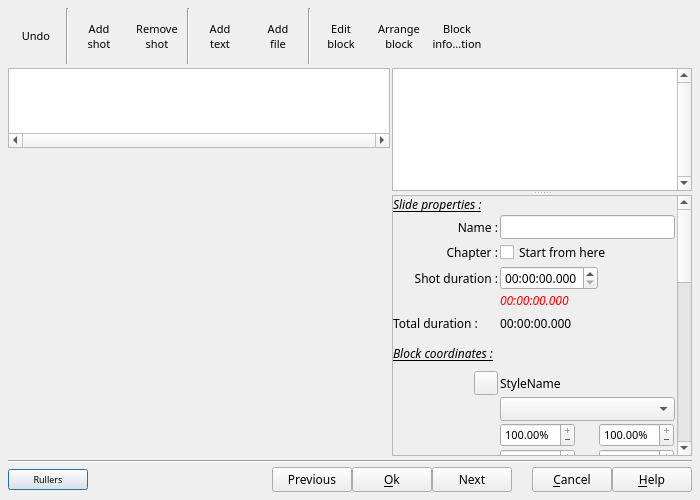
First picture: the form in src/ffDiaporama/DlgSlide/DlgSlideProperties.ui, repository boenki/ffdiaporama, before the edit.
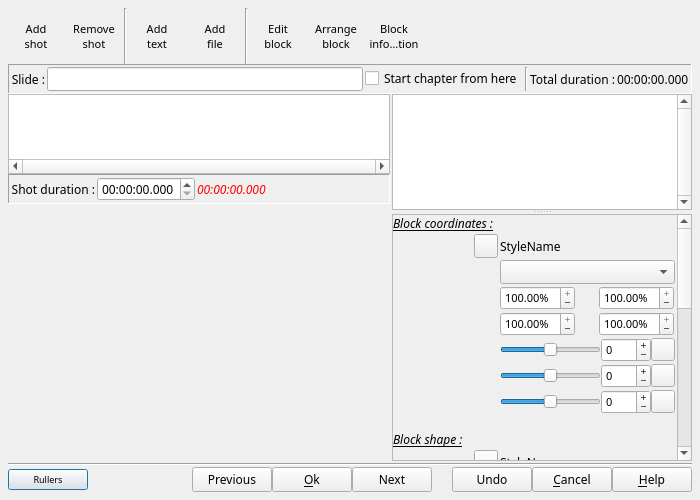
Second picture: the form after the edit. Icons and pictures are not drawn. Custom widgets are drawn as their Qt base class.

Commit message: French version / Correction de bug : -Fixe le plantage quand on fait un click droit dans la table des blocs de la boite diapositive et que celle ci est vide -Fixe le plantage quand on fait un double click sur la timeline dans la fenetre principale et que le projet est vide -Rend de nouveau actif le bouton des styles pour les fonds de bloc de texte dans la boite texte -Met à jours l'affichage de la durée ajoutée quand on sort de la boite d'édition vidéo dans la boite slide -Corrige la valeur maximum pour la durée de la vidéo pour le champ position de fin dans la boite vidéo

The edit to the form file:
```diff
--- a/src/ffDiaporama/DlgSlide/DlgSlideProperties.ui
+++ b/src/ffDiaporama/DlgSlide/DlgSlideProperties.ui
@@ -30,7 +30,7 @@
   </property>
   <layout class="QVBoxLayout" name="verticalLayout_4">
    <property name="spacing">
-    <number>4</number>
+    <number>0</number>
    </property>
    <property name="margin">
     <number>8</number>
@@ -86,57 +86,6 @@
       <property name="margin">
        <number>0</number>
       </property>
-      <item>
-       <widget class="QToolButton" name="UndoBT">
-        <property name="minimumSize">
-         <size>
-          <width>56</width>
-          <height>56</height>
-         </size>
-        </property>
-        <property name="maximumSize">
-         <size>
-          <width>56</width>
-          <height>56</height>
-         </size>
-        </property>
-        <property name="font">
-         <font>
-          <family>Sans Serif</family>
-          <pointsize>8</pointsize>
-         </font>
-        </property>
-        <property name="toolTip">
-         <string>Undo last action (CTRL+Z)</string>
-        </property>
-        <property name="text">
-         <string>Undo</string>
-        </property>
-        <property name="icon">
-         <iconset resource="../../../RSCffDiaporama.qrc">
-          <normaloff>:/img/undo24.png</normaloff>:/img/undo24.png</iconset>
-        </property>
-        <property name="iconSize">
-         <size>
-          <width>24</width>
-          <height>24</height>
-         </size>
-        </property>
-        <property name="shortcut">
-         <string>Ctrl+Z</string>
-        </property>
-        <property name="toolButtonStyle">
-         <enum>Qt::ToolButtonTextUnderIcon</enum>
-        </property>
-       </widget>
-      </item>
-      <item>
-       <widget class="Line" name="line_2">
-        <property name="orientation">
-         <enum>Qt::Vertical</enum>
-        </property>
-       </widget>
-      </item>
       <item>
        <widget class="QToolButton" name="AddShot">
         <property name="sizePolicy">
@@ -479,6 +428,123 @@
      </layout>
     </widget>
    </item>
+   <item>
+    <widget class="QFrame" name="SlideLayout">
+     <property name="frameShape">
+      <enum>QFrame::Panel</enum>
+     </property>
+     <property name="frameShadow">
+      <enum>QFrame::Sunken</enum>
+     </property>
+     <layout class="QHBoxLayout" name="horizontalLayout_12">
+      <property name="spacing">
+       <number>2</number>
+      </property>
+      <property name="margin">
+       <number>2</number>
+      </property>
+      <item>
+       <widget class="QLabel" name="label_28">
+        <property name="sizePolicy">
+         <sizepolicy hsizetype="Preferred" vsizetype="Fixed">
+          <horstretch>0</horstretch>
+          <verstretch>0</verstretch>
+         </sizepolicy>
+        </property>
+        <property name="minimumSize">
+         <size>
+          <width>0</width>
+          <height>24</height>
+         </size>
+        </property>
+        <property name="maximumSize">
+         <size>
+          <width>16777215</width>
+          <height>24</height>
+         </size>
+        </property>
+        <property name="font">
+         <font>
+          <family>Sans Serif</family>
+          <pointsize>9</pointsize>
+         </font>
+        </property>
+        <property name="text">
+         <string>Slide :</string>
+        </property>
+        <property name="alignment">
+         <set>Qt::AlignRight|Qt::AlignTrailing|Qt::AlignVCenter</set>
+        </property>
+       </widget>
+      </item>
+      <item>
+       <widget class="QLineEdit" name="SlideNameED">
+        <property name="minimumSize">
+         <size>
+          <width>0</width>
+          <height>24</height>
+         </size>
+        </property>
+        <property name="maximumSize">
+         <size>
+          <width>16777215</width>
+          <height>24</height>
+         </size>
+        </property>
+        <property name="font">
+         <font>
+          <family>Sans Serif</family>
+          <pointsize>9</pointsize>
+         </font>
+        </property>
+        <property name="toolTip">
+         <string>Indicate a name for the slide. It is this name which will appear on the thumbnail in the main window timeline.</string>
+        </property>
+       </widget>
+      </item>
+      <item>
+       <widget class="QCheckBox" name="NewChapterCB">
+        <property name="toolTip">
+         <string>Start a new chapter from this slide</string>
+        </property>
+        <property name="text">
+         <string>Start chapter from here</string>
+        </property>
+       </widget>
+      </item>
+      <item>
+       <widget class="Line" name="line_2">
+        <property name="orientation">
+         <enum>Qt::Vertical</enum>
+        </property>
+       </widget>
+      </item>
+      <item>
+       <widget class="QLabel" name="label_29">
+        <property name="minimumSize">
+         <size>
+          <width>0</width>
+          <height>24</height>
+         </size>
+        </property>
+        <property name="text">
+         <string>Total duration :</string>
+        </property>
+        <property name="alignment">
+         <set>Qt::AlignRight|Qt::AlignTrailing|Qt::AlignVCenter</set>
+        </property>
+       </widget>
+      </item>
+      <item>
+       <widget class="QLabel" name="SlideDurationLabel">
+        <property name="text">
+         <string notr="true">00:00:00.000</string>
+        </property>
+       </widget>
+      </item>
+     </layout>
+    </widget>
+   </item>
    <item>
     <layout class="QHBoxLayout" name="horizontalLayout_2">
      <property name="spacing">
@@ -490,7 +556,7 @@
      <item>
       <layout class="QVBoxLayout" name="LeftLayout">
        <property name="spacing">
-        <number>2</number>
+        <number>0</number>
        </property>
        <property name="margin">
         <number>0</number>
@@ -573,6 +639,109 @@
          </row>
         </widget>
        </item>
+       <item>
+        <widget class="QFrame" name="FrameShot">
+         <property name="frameShape">
+          <enum>QFrame::Panel</enum>
+         </property>
+         <property name="frameShadow">
+          <enum>QFrame::Sunken</enum>
+         </property>
+         <layout class="QHBoxLayout" name="horizontalLayout_17">
+          <property name="spacing">
+           <number>2</number>
+          </property>
+          <property name="margin">
+           <number>2</number>
+          </property>
+          <item>
+           <widget class="QLabel" name="label_15">
+            <property name="text">
+             <string>Shot duration :</string>
+            </property>
+            <property name="alignment">
+             <set>Qt::AlignRight|Qt::AlignTrailing|Qt::AlignVCenter</set>
+            </property>
+           </widget>
+          </item>
+          <item>
+           <widget class="QTimeEdit" name="ShotDurationED">
+            <property name="minimumSize">
+             <size>
+              <width>0</width>
+              <height>24</height>
+             </size>
+            </property>
+            <property name="maximumSize">
+             <size>
+              <width>16777215</width>
+              <height>24</height>
+             </size>
+            </property>
+            <property name="font">
+             <font>
+              <pointsize>9</pointsize>
+             </font>
+            </property>
+            <property name="toolTip">
+             <string>Indicate the duration for the current selected shot.</string>
+            </property>
+            <property name="maximumDateTime">
+             <datetime>
+              <hour>11</hour>
+              <minute>59</minute>
+              <second>59</second>
+              <year>2000</year>
+              <month>1</month>
+              <day>1</day>
+             </datetime>
+            </property>
+            <property name="maximumTime">
+             <time>
+              <hour>11</hour>
+              <minute>59</minute>
+              <second>59</second>
+             </time>
+            </property>
+            <property name="currentSection">
+             <enum>QDateTimeEdit::HourSection</enum>
+            </property>
+            <property name="displayFormat">
+             <string>HH:mm:ss.zzz</string>
+            </property>
+           </widget>
+          </item>
+          <item>
+           <widget class="QLabel" name="MinShotDurationLabel">
+            <property name="sizePolicy">
+             <sizepolicy hsizetype="Expanding" vsizetype="Preferred">
+              <horstretch>0</horstretch>
+              <verstretch>0</verstretch>
+             </sizepolicy>
+            </property>
+            <property name="font">
+             <font>
+              <family>Sans Serif</family>
+              <pointsize>9</pointsize>
+              <weight>50</weight>
+              <italic>true</italic>
+              <bold>false</bold>
+             </font>
+            </property>
+            <property name="styleSheet">
+             <string notr="true">QLabel {
+    color:rgb(255, 0, 0);
+	font: italic 9pt &quot;Sans Serif&quot;;
+}</string>
+            </property>
+            <property name="text">
+             <string notr="true">00:00:00.000</string>
+            </property>
+           </widget>
+          </item>
+         </layout>
+        </widget>
+       </item>
        <item>
         <widget class="cInteractiveZone" name="InteractiveZone" native="true">
          <property name="sizePolicy">
@@ -740,7 +909,7 @@
               <x>0</x>
               <y>0</y>
               <width>282</width>
-              <height>845</height>
+              <height>693</height>
              </rect>
             </property>
             <property name="sizePolicy">
@@ -765,20 +934,7 @@
              <property name="spacing">
               <number>2</number>
              </property>
-             <item row="2" column="0" colspan="2">
-              <widget class="QLabel" name="label_8">
-               <property name="font">
-                <font>
-                 <italic>true</italic>
-                 <underline>true</underline>
-                </font>
-               </property>
-               <property name="text">
-                <string>Slide properties :</string>
-               </property>
-              </widget>
-             </item>
-             <item row="12" column="0">
+             <item row="9" column="0">
               <layout class="QHBoxLayout" name="horizontalLayout_4">
                <property name="spacing">
                 <number>0</number>
@@ -827,7 +983,7 @@
                </item>
               </layout>
              </item>
-             <item row="12" column="1">
+             <item row="9" column="1">
               <widget class="QLabel" name="CoordinateStyleED">
                <property name="sizePolicy">
                 <sizepolicy hsizetype="Fixed" vsizetype="Fixed">
@@ -852,7 +1008,7 @@
                </property>
               </widget>
              </item>
-             <item row="13" column="0">
+             <item row="10" column="0">
               <widget class="QLabel" name="FramingStyleLabel">
                <property name="sizePolicy">
                 <sizepolicy hsizetype="Preferred" vsizetype="Fixed">
@@ -883,7 +1039,7 @@
                </property>
               </widget>
              </item>
-             <item row="13" column="1">
+             <item row="10" column="1">
               <widget class="QComboBox" name="FramingStyleCB">
                <property name="minimumSize">
                 <size>
@@ -899,7 +1055,7 @@
                </property>
               </widget>
              </item>
-             <item row="14" column="0">
+             <item row="11" column="0">
               <widget class="QLabel" name="PosSize_X">
                <property name="sizePolicy">
                 <sizepolicy hsizetype="Preferred" vsizetype="Fixed">
@@ -930,7 +1086,7 @@
                </property>
               </widget>
              </item>
-             <item row="14" column="1">
+             <item row="11" column="1">
               <layout class="QHBoxLayout" name="horizontalLayout_16">
                <property name="spacing">
                 <number>0</number>
@@ -1052,7 +1208,7 @@
                </item>
               </layout>
              </item>
-             <item row="15" column="0">
+             <item row="12" column="0">
               <widget class="QLabel" name="PosSize_Width">
                <property name="sizePolicy">
                 <sizepolicy hsizetype="Preferred" vsizetype="Fixed">
@@ -1083,7 +1239,7 @@
                </property>
               </widget>
              </item>
-             <item row="15" column="1">
+             <item row="12" column="1">
               <layout class="QHBoxLayout" name="horizontalLayout">
                <property name="spacing">
                 <number>0</number>
@@ -1208,7 +1364,7 @@
                </item>
               </layout>
              </item>
-             <item row="16" column="0">
+             <item row="13" column="0">
               <widget class="QLabel" name="Rotate_X">
                <property name="sizePolicy">
                 <sizepolicy hsizetype="Preferred" vsizetype="Fixed">
@@ -1239,7 +1395,7 @@
                </property>
               </widget>
              </item>
-             <item row="16" column="1">
+             <item row="13" column="1">
               <layout class="QHBoxLayout" name="horizontalLayout_20">
                <property name="spacing">
                 <number>0</number>
@@ -1339,7 +1495,7 @@
                </item>
               </layout>
              </item>
-             <item row="18" column="1">
+             <item row="15" column="1">
               <layout class="QHBoxLayout" name="horizontalLayout_21">
                <property name="spacing">
                 <number>0</number>
@@ -1436,7 +1592,7 @@
                </item>
               </layout>
              </item>
-             <item row="19" column="0">
+             <item row="16" column="0">
               <widget class="QLabel" name="Rotate_Z">
                <property name="sizePolicy">
                 <sizepolicy hsizetype="Preferred" vsizetype="Fixed">
@@ -1467,7 +1623,7 @@
                </property>
               </widget>
              </item>
-             <item row="19" column="1">
+             <item row="16" column="1">
               <layout class="QHBoxLayout" name="horizontalLayout_22">
                <property name="spacing">
                 <number>0</number>
@@ -1564,7 +1720,7 @@
                </item>
               </layout>
              </item>
-             <item row="20" column="0" colspan="2">
+             <item row="17" column="0" colspan="2">
               <widget class="QLabel" name="label_9">
                <property name="minimumSize">
                 <size>
@@ -1588,7 +1744,7 @@
                </property>
               </widget>
              </item>
-             <item row="22" column="0">
+             <item row="19" column="0">
               <layout class="QHBoxLayout" name="horizontalLayout_3">
                <property name="spacing">
                 <number>2</number>
@@ -1637,7 +1793,7 @@
                </item>
               </layout>
              </item>
-             <item row="22" column="1">
+             <item row="19" column="1">
               <widget class="QLabel" name="BlockShapeStyleED">
                <property name="sizePolicy">
                 <sizepolicy hsizetype="Fixed" vsizetype="Fixed">
@@ -2010,7 +2166,7 @@
                </item>
               </layout>
              </item>
-             <item row="44" column="1">
+             <item row="41" column="1">
               <spacer name="verticalSpacer">
                <property name="orientation">
                 <enum>Qt::Vertical</enum>
@@ -2717,7 +2873,7 @@
                </item>
               </layout>
              </item>
-             <item row="18" column="0">
+             <item row="15" column="0">
               <widget class="QLabel" name="Rotate_Y">
                <property name="sizePolicy">
                 <sizepolicy hsizetype="Preferred" vsizetype="Fixed">
@@ -2929,26 +3085,8 @@
              <item row="43" column="1">
               <widget class="QComboBox" name="DissolveCB"/>
              </item>
-             <item row="10" column="0" colspan="2">
+             <item row="7" column="0" colspan="2">
               <widget class="QLabel" name="label_17">
-               <property name="sizePolicy">
-                <sizepolicy hsizetype="Preferred" vsizetype="Fixed">
-                 <horstretch>0</horstretch>
-                 <verstretch>0</verstretch>
-                </sizepolicy>
-               </property>
-               <property name="minimumSize">
-                <size>
-                 <width>0</width>
-                 <height>32</height>
-                </size>
-               </property>
-               <property name="maximumSize">
-                <size>
-                 <width>16777215</width>
-                 <height>32</height>
-                </size>
-               </property>
                <property name="font">
                 <font>
                  <italic>true</italic>
@@ -2960,207 +3098,6 @@
                </property>
               </widget>
              </item>
-             <item row="3" column="0">
-              <widget class="QLabel" name="label_28">
-               <property name="sizePolicy">
-                <sizepolicy hsizetype="Preferred" vsizetype="Fixed">
-                 <horstretch>0</horstretch>
-                 <verstretch>0</verstretch>
-                </sizepolicy>
-               </property>
-               <property name="minimumSize">
-                <size>
-                 <width>0</width>
-                 <height>24</height>
-                </size>
-               </property>
-               <property name="maximumSize">
-                <size>
-                 <width>16777215</width>
-                 <height>24</height>
-                </size>
-               </property>
-               <property name="font">
-                <font>
-                 <family>Sans Serif</family>
-                 <pointsize>9</pointsize>
-                </font>
-               </property>
-               <property name="text">
-                <string>Name :</string>
-               </property>
-               <property name="alignment">
-                <set>Qt::AlignRight|Qt::AlignTrailing|Qt::AlignVCenter</set>
-               </property>
-              </widget>
-             </item>
-             <item row="3" column="1">
-              <widget class="QLineEdit" name="SlideNameED">
-               <property name="minimumSize">
-                <size>
-                 <width>0</width>
-                 <height>24</height>
-                </size>
-               </property>
-               <property name="maximumSize">
-                <size>
-                 <width>16777215</width>
-                 <height>24</height>
-                </size>
-               </property>
-               <property name="font">
-                <font>
-                 <family>Sans Serif</family>
-                 <pointsize>9</pointsize>
-                </font>
-               </property>
-               <property name="toolTip">
-                <string>Indicate a name for the slide. It is this name which will appear on the thumbnail in the main window timeline.</string>
-               </property>
-              </widget>
-             </item>
-             <item row="4" column="0">
-              <widget class="QLabel" name="ChapterLabel">
-               <property name="text">
-                <string>Chapter :</string>
-               </property>
-               <property name="alignment">
-                <set>Qt::AlignRight|Qt::AlignTrailing|Qt::AlignVCenter</set>
-               </property>
-              </widget>
-             </item>
-             <item row="4" column="1">
-              <widget class="QCheckBox" name="NewChapterCB">
-               <property name="toolTip">
-                <string>Start a new chapter from this slide</string>
-               </property>
-               <property name="text">
-                <string>Start from here</string>
-               </property>
-              </widget>
-             </item>
-             <item row="8" column="1">
-              <widget class="QLabel" name="SlideDurationLabel">
-               <property name="text">
-                <string notr="true">00:00:00.000</string>
-               </property>
-              </widget>
-             </item>
-             <item row="8" column="0">
-              <widget class="QLabel" name="label_29">
-               <property name="minimumSize">
-                <size>
-                 <width>0</width>
-                 <height>24</height>
-                </size>
-               </property>
-               <property name="text">
-                <string>Total duration :</string>
-               </property>
-              </widget>
-             </item>
-             <item row="7" column="1">
-              <widget class="QLabel" name="MinShotDurationLabel">
-               <property name="font">
-                <font>
-                 <family>Sans Serif</family>
-                 <pointsize>9</pointsize>
-                 <weight>50</weight>
-                 <italic>true</italic>
-                 <bold>false</bold>
-                </font>
-               </property>
-               <property name="styleSheet">
-                <string notr="true">QLabel {
-    color:rgb(255, 0, 0);
-	font: italic 9pt &quot;Sans Serif&quot;;
-}</string>
-               </property>
-               <property name="text">
-                <string notr="true">00:00:00.000</string>
-               </property>
-              </widget>
-             </item>
-             <item row="5" column="1">
-              <layout class="QHBoxLayout" name="horizontalLayout_9">
-               <property name="spacing">
-                <number>0</number>
-               </property>
-               <property name="margin">
-                <number>0</number>
-               </property>
-               <item>
-                <widget class="QTimeEdit" name="ShotDurationED">
-                 <property name="minimumSize">
-                  <size>
-                   <width>0</width>
-                   <height>24</height>
-                  </size>
-                 </property>
-                 <property name="maximumSize">
-                  <size>
-                   <width>16777215</width>
-                   <height>24</height>
-                  </size>
-                 </property>
-                 <property name="font">
-                  <font>
-                   <pointsize>9</pointsize>
-                  </font>
-                 </property>
-                 <property name="toolTip">
-                  <string>Indicate the duration for the current selected shot.</string>
-                 </property>
-                 <property name="maximumDateTime">
-                  <datetime>
-                   <hour>11</hour>
-                   <minute>59</minute>
-                   <second>59</second>
-                   <year>2000</year>
-                   <month>1</month>
-                   <day>1</day>
-                  </datetime>
-                 </property>
-                 <property name="maximumTime">
-                  <time>
-                   <hour>11</hour>
-                   <minute>59</minute>
-                   <second>59</second>
-                  </time>
-                 </property>
-                 <property name="currentSection">
-                  <enum>QDateTimeEdit::HourSection</enum>
-                 </property>
-                 <property name="displayFormat">
-                  <string>HH:mm:ss.zzz</string>
-                 </property>
-                </widget>
-               </item>
-               <item>
-                <spacer name="horizontalSpacer_4">
-                 <property name="orientation">
-                  <enum>Qt::Horizontal</enum>
-                 </property>
-                 <property name="sizeHint" stdset="0">
-                  <size>
-                   <width>40</width>
-                   <height>20</height>
-                  </size>
-                 </property>
-                </spacer>
-               </item>
-              </layout>
-             </item>
-             <item row="5" column="0">
-              <widget class="QLabel" name="label_15">
-               <property name="text">
-                <string>Shot duration :</string>
-               </property>
-               <property name="alignment">
-                <set>Qt::AlignRight|Qt::AlignTrailing|Qt::AlignVCenter</set>
-               </property>
-              </widget>
-             </item>
             </layout>
            </widget>
           </widget>
@@ -3173,6 +3110,12 @@
    </item>
    <item>
     <widget class="Line" name="line_3">
+     <property name="minimumSize">
+      <size>
+       <width>0</width>
+       <height>6</height>
+      </size>
+     </property>
      <property name="orientation">
       <enum>Qt::Horizontal</enum>
      </property>
@@ -3286,6 +3229,23 @@
        </property>
       </widget>
      </item>
+     <item>
+      <widget class="QPushButton" name="UndoBT">
+       <property name="toolTip">
+        <string>Undo last action (CTRL+Z)</string>
+       </property>
+       <property name="text">
+        <string>Undo</string>
+       </property>
+       <property name="icon">
+        <iconset resource="../../../RSCffDiaporama.qrc">
+         <normaloff>:/img/undo24.png</normaloff>:/img/undo24.png</iconset>
+       </property>
+       <property name="shortcut">
+        <string>Ctrl+Z</string>
+       </property>
+      </widget>
+     </item>
      <item>
       <widget class="QPushButton" name="CancelBt">
        <property name="toolTip">
```
Left out of the diff: 60 changed lines with no effect on the pictures. The commit also changes 40 other files.
